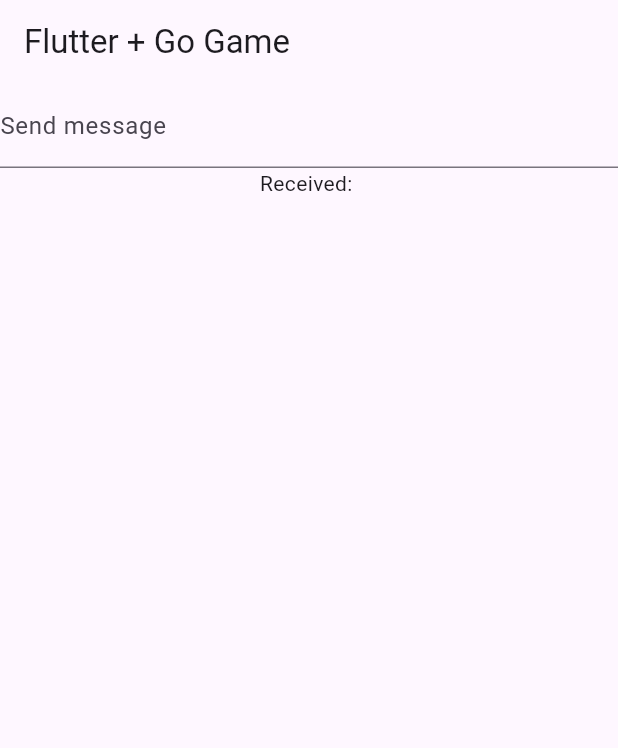
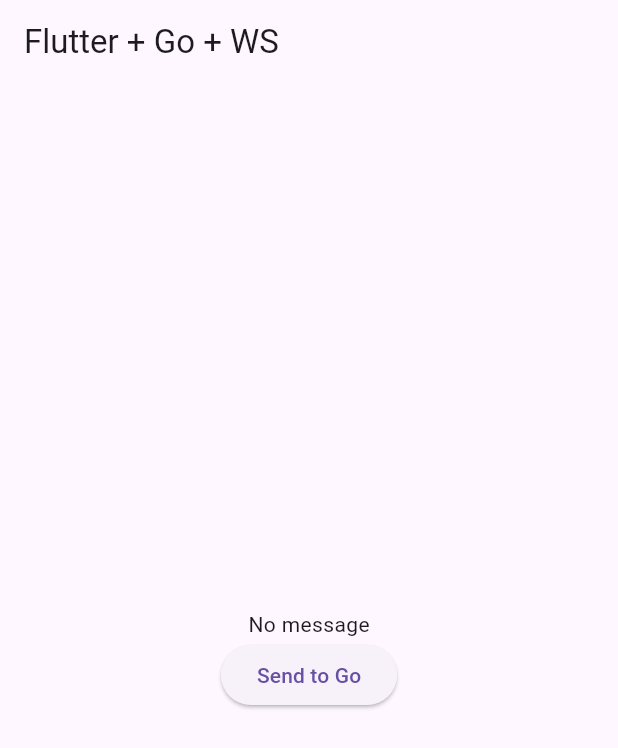
Before and after one commit to benaronow/gameparrot_frontend, a Flutter app: the screen it shows after launch, on a phone screen of 412 x 824 dp. Shown: the top 748 px of the screen. Run offline on Flutter 3.47's test engine with Material 3 defaults, Android fonts, the phone set to English and light mode, and no system bars; network calls fail.

Commit message:
works with websockets wooo

```diff
--- a/lib/main.dart
+++ b/lib/main.dart
@@ -1,4 +1,5 @@
 import 'package:flutter/material.dart';
+import 'package:http/http.dart' as http;
 import 'package:web_socket_channel/web_socket_channel.dart';
 
 void main() => runApp(MyApp());
@@ -6,24 +7,35 @@ void main() => runApp(MyApp());
 class MyApp extends StatelessWidget {
   final channel = WebSocketChannel.connect(
     Uri.parse('ws://localhost:8080/ws'),
+    // web/ios: ws://localhost:8080/ws, android: ws://10.0.2.2:8080/ws
   );
+
+  Future<void> pingServer() async {
+    final response = await http.get(Uri.parse('http://localhost:8080/ping'));
+    print('Ping response: ${response.body}');
+  }
 
   @override
   Widget build(BuildContext context) {
+    pingServer(); // call once on start
+
     return MaterialApp(
       home: Scaffold(
-        appBar: AppBar(title: Text('Flutter + Go Game')),
+        appBar: AppBar(title: Text('Flutter + Go + WS')),
         body: StreamBuilder(
           stream: channel.stream,
           builder: (context, snapshot) {
-            return Column(
-              children: [
-                TextField(
-                  onSubmitted: (msg) => channel.sink.add(msg),
-                  decoration: InputDecoration(labelText: "Send message"),
-                ),
-                Text('Received: ${snapshot.data ?? ''}')
-              ],
+            return Center(
+              child: Column(
+                mainAxisAlignment: MainAxisAlignment.center,
+                children: [
+                  Text(snapshot.hasData ? '${snapshot.data}' : 'No message'),
+                  ElevatedButton(
+                    onPressed: () => channel.sink.add('Hello from Flutter!'),
+                    child: Text('Send to Go'),
+                  ),
+                ],
+              ),
             );
           },
         ),
--- a/pubspec.yaml
+++ b/pubspec.yaml
@@ -1,4 +1,4 @@
-name: gameparrot_frontend
+name: gameparrot
 description: "Gameparrot"
 # The following line prevents the package from being accidentally published to
 # pub.dev using `flutter pub publish`. This is preferred for private packages.
@@ -31,6 +31,7 @@ dependencies:
   flutter:
     sdk: flutter
   web_socket_channel: ^2.4.0
+  http: ^1.2.1
 
   # The following adds the Cupertino Icons font to your application.
   # Use with the CupertinoIcons class for iOS style icons.
```
Also changed, not shown: 14 other files.
